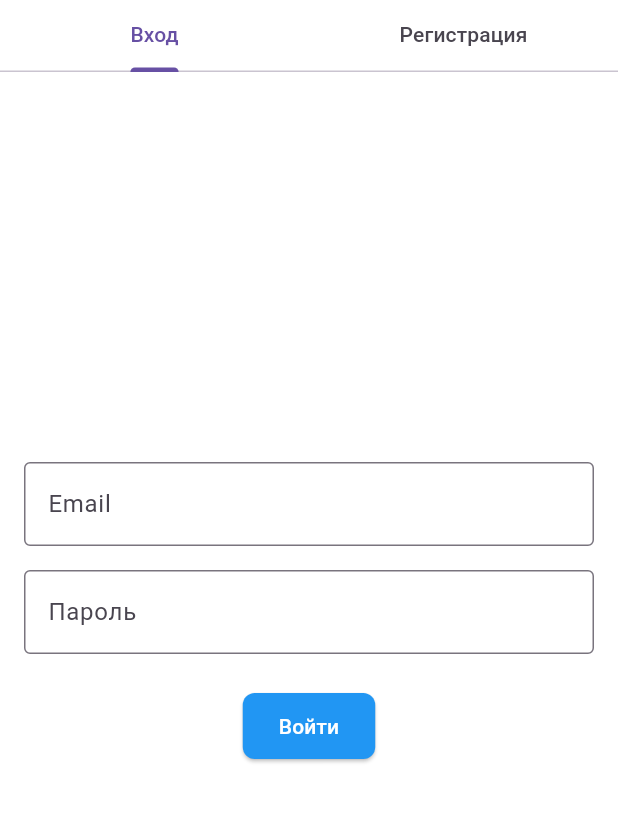
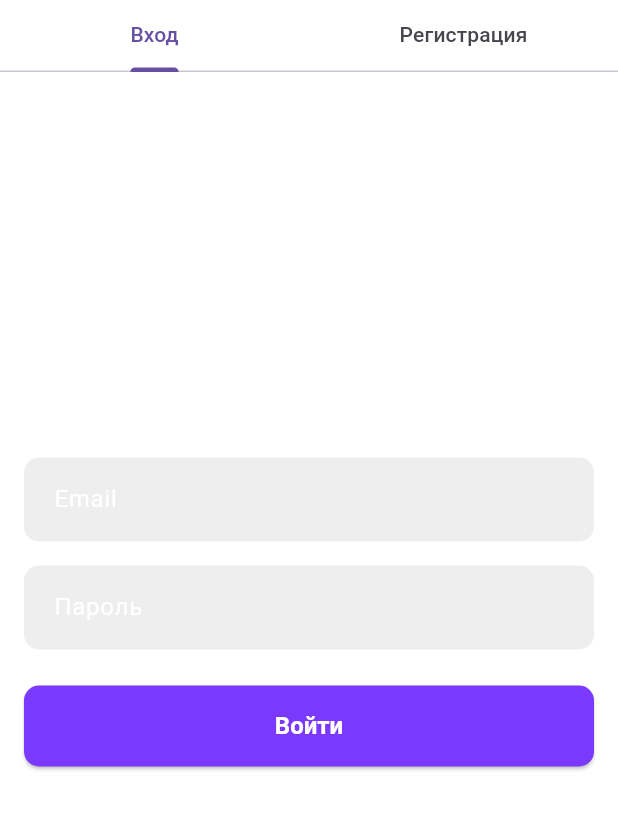
Before and after one commit to Zakirov-Yuriy/Message, a Flutter app: the screen it shows after launch, on a phone screen of 412 x 824 dp, the part 84-914 px from its top. Run offline on Flutter 3.47's test engine with Material 3 defaults, Android fonts, the light colour scheme and no system bars; our stand-ins replace cloud_firestore, connectivity_plus, dartz, equatable, firebase_auth, firebase_core and 5 more; accounts and stored records are empty.

Commit message:
Реализованно кастомное нижнее меню

```diff
--- a/lib/app/theme/app_theme.dart
+++ b/lib/app/theme/app_theme.dart
@@ -2,43 +2,81 @@ import 'package:flutter/material.dart';
 
 /// Тема приложения
 class AppTheme {
+  static const Color primaryPurple = Color(0xFF7B39FD);
+  static const Color backgroundDark = Color(0xFF1D2733);
+  static const Color inputBackground = Color(0xFF242F3D);
+  static const Color textGray = Color(0xFF7E8B98);
+  static const Color accentBlue = Color(0xFF3390EC);
+
+  // Chat colors
+  static const Color chatBackground = Color(0xFF0E1216);
+  static const Color myMessageColor = Color(0xFF7B39FD);
+  static const Color otherMessageColor = Color(0xFF212D3B);
+  static const Color dateDividerColor = Color(0xFF1D2733);
+
   static ThemeData get lightTheme {
+    return _baseTheme(Brightness.light);
+  }
+
+  static ThemeData get darkTheme {
+    return _baseTheme(Brightness.dark);
+  }
+
+  static ThemeData _baseTheme(Brightness brightness) {
+    final isDark = brightness == Brightness.dark;
     return ThemeData(
-      primarySwatch: Colors.blue,
-      scaffoldBackgroundColor: Colors.white,
-      appBarTheme: const AppBarTheme(
-        backgroundColor: Colors.blue,
+      brightness: brightness,
+      primaryColor: primaryPurple,
+      scaffoldBackgroundColor: isDark ? backgroundDark : Colors.white,
+      appBarTheme: AppBarTheme(
+        backgroundColor: isDark ? backgroundDark : Colors.blue,
         foregroundColor: Colors.white,
+        elevation: 0,
       ),
       elevatedButtonTheme: ElevatedButtonThemeData(
         style: ElevatedButton.styleFrom(
-          backgroundColor: Colors.blue,
+          backgroundColor: primaryPurple,
           foregroundColor: Colors.white,
-          padding: const EdgeInsets.symmetric(horizontal: 24, vertical: 12),
+          minimumSize: const Size(double.infinity, 54),
           shape: RoundedRectangleBorder(
-            borderRadius: BorderRadius.circular(8),
+            borderRadius: BorderRadius.circular(10),
+          ),
+          textStyle: const TextStyle(
+            fontSize: 16,
+            fontWeight: FontWeight.w600,
           ),
         ),
       ),
       inputDecorationTheme: InputDecorationTheme(
+        filled: true,
+        fillColor: isDark ? inputBackground : Colors.grey[200],
+        hintStyle: const TextStyle(color: textGray),
+        labelStyle: const TextStyle(color: Colors.white),
         border: OutlineInputBorder(
-          borderRadius: BorderRadius.circular(8),
+          borderRadius: BorderRadius.circular(10),
+          borderSide: BorderSide.none,
+        ),
+        enabledBorder: OutlineInputBorder(
+          borderRadius: BorderRadius.circular(10),
+          borderSide: BorderSide.none,
         ),
         focusedBorder: OutlineInputBorder(
-          borderRadius: BorderRadius.circular(8),
-          borderSide: const BorderSide(color: Colors.blue, width: 2),
+          borderRadius: BorderRadius.circular(10),
+          borderSide: const BorderSide(color: primaryPurple, width: 1),
+        ),
+        contentPadding: const EdgeInsets.symmetric(horizontal: 16, vertical: 16),
+      ),
+      textTheme: const TextTheme(
+        headlineMedium: TextStyle(
+          color: Colors.white,
+          fontSize: 24,
+          fontWeight: FontWeight.bold,
+        ),
+        bodyLarge: TextStyle(
+          color: textGray,
+          fontSize: 16,
         ),
       ),
     );
   }
-
-  static ThemeData get darkTheme {
-    return ThemeData.dark().copyWith(
-      primaryColor: Colors.blue,
-      appBarTheme: const AppBarTheme(
-        backgroundColor: Colors.blue,
-        foregroundColor: Colors.white,
-      ),
-    );
-  }
 }
```
Also changed, not shown: lib/app/widgets/bottom_nav_bar.dart (added, +81 -0 lines), lib/features/calls/presentation/pages/calls_screen.dart (added, +23 -0 lines), lib/features/chat/presentation/pages/chats_screen.dart (added, +174 -0 lines), lib/features/contacts/presentation/pages/contacts_screen.dart (added, +93 -0 lines), lib/features/settings/presentation/pages/settings_screen.dart (added, +23 -0 lines).
